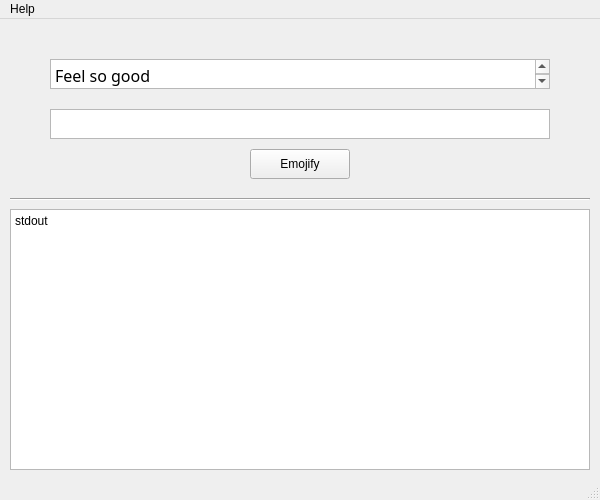
Qt form src/UI/main_window.ui (kuseo/emojify) before a commit.
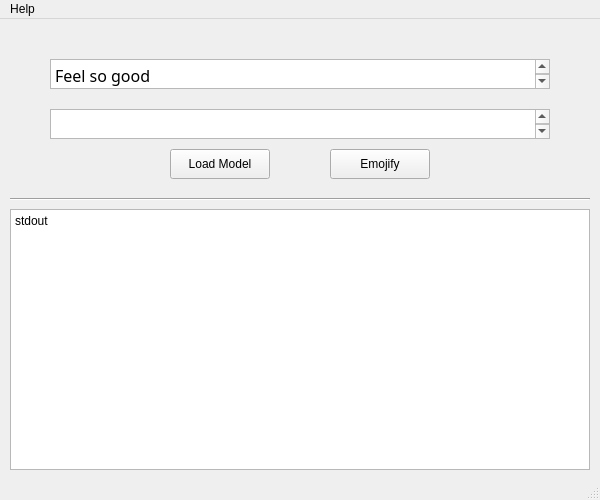
The same form after that commit.

```diff
--- a/src/UI/main_window.ui
+++ b/src/UI/main_window.ui
@@ -85,14 +85,14 @@
    <widget class="QPushButton" name="pushButton">
     <property name="geometry">
      <rect>
-      <x>250</x>
+      <x>170</x>
       <y>130</y>
       <width>100</width>
       <height>30</height>
      </rect>
     </property>
     <property name="text">
-     <string>Emojify</string>
+     <string>Load Model</string>
     </property>
    </widget>
    <widget class="Line" name="line">
@@ -131,7 +131,7 @@
     </property>
     <property name="font">
      <font>
-      <family>Arial</family>
+      <family>Segoe UI Emoji</family>
       <pointsize>12</pointsize>
      </font>
     </property>
@@ -139,10 +139,23 @@
      <string>&lt;!DOCTYPE HTML PUBLIC &quot;-//W3C//DTD HTML 4.0//EN&quot; &quot;http://www.w3.org/TR/REC-html40/strict.dtd&quot;&gt;
 &lt;html&gt;&lt;head&gt;&lt;meta name=&quot;qrichtext&quot; content=&quot;1&quot; /&gt;&lt;style type=&quot;text/css&quot;&gt;
 p, li { white-space: pre-wrap; }
-&lt;/style&gt;&lt;/head&gt;&lt;body style=&quot; font-family:'Arial'; font-size:12pt; font-weight:400; font-style:normal;&quot;&gt;
+&lt;/style&gt;&lt;/head&gt;&lt;body style=&quot; font-family:'Segoe UI Emoji'; font-size:12pt; font-weight:400; font-style:normal;&quot;&gt;
 &lt;p style=&quot;-qt-paragraph-type:empty; margin-top:0px; margin-bottom:0px; margin-left:0px; margin-right:0px; -qt-block-indent:0; text-indent:0px; font-family:'Agency FB';&quot;&gt;&lt;br /&gt;&lt;/p&gt;&lt;/body&gt;&lt;/html&gt;</string>
     </property>
    </widget>
+   <widget class="QPushButton" name="pushButton_2">
+    <property name="geometry">
+     <rect>
+      <x>330</x>
+      <y>130</y>
+      <width>100</width>
+      <height>30</height>
+     </rect>
+    </property>
+    <property name="text">
+     <string>Emojify</string>
+    </property>
+   </widget>
   </widget>
   <widget class="QStatusBar" name="statusbar"/>
   <widget class="QMenuBar" name="menuBar">
```
Left out of the diff: 11 changed lines with no effect on the pictures.
